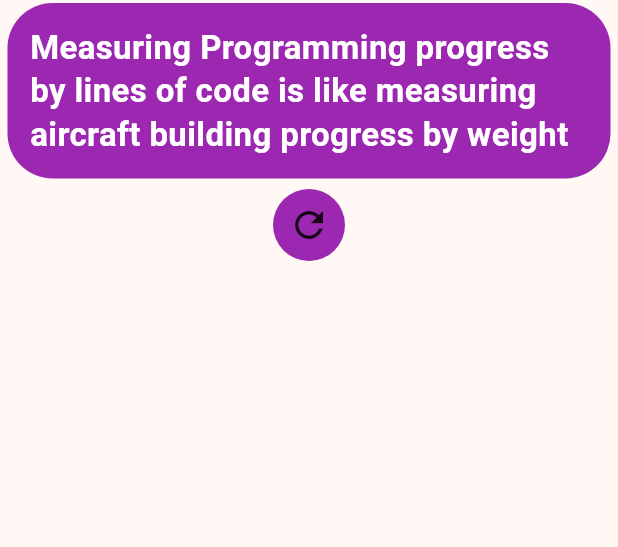
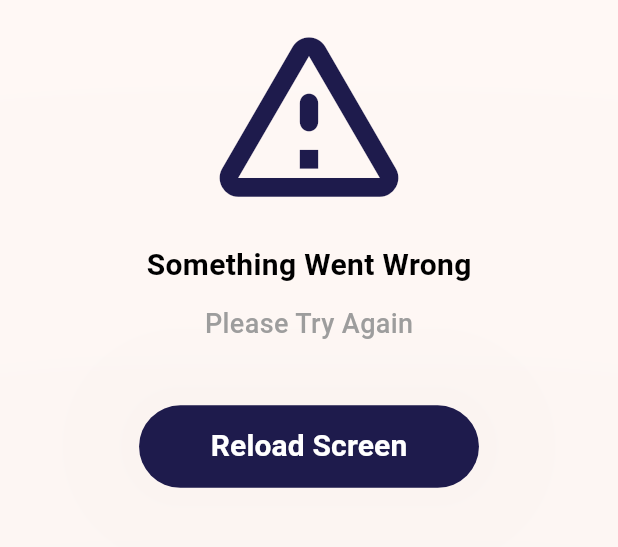
Before and after one commit to AhmedAbdelaziz98/QuoteApp, a Flutter app: the screen it shows after launch, on a phone screen of 412 x 824 dp, the part 114-661 px from its top. Run offline on Flutter 3.47's test engine with Material 2 defaults, Android fonts, the phone set to English and light mode, and no system bars; our stand-ins replace bloc, dartz, equatable, flutter_bloc, internet_connection_checker, shared_preferences.

```diff
--- a/lib/app.dart
+++ b/lib/app.dart
@@ -1,4 +1,6 @@
 import 'package:flutter/material.dart';
+import 'package:flutter_bloc/flutter_bloc.dart';
+import 'package:quote/features/random_quote/presentation/cubit/random_quote_cubit.dart';
 import 'package:quote/features/random_quote/presentation/screens/quote_screen.dart';
 
 import 'config/routers/app_routes.dart';
--- a/lib/core/utils/app_colors.dart
+++ b/lib/core/utils/app_colors.dart
@@ -1,8 +1,6 @@
 import 'package:flutter/material.dart';
 
 class AppColors {
-
-
-  static Color primary = Colors.purple;
+  static Color primary = const Color(0xFF1E1B4C);
   static Color hint = Colors.grey;
 }
--- a/lib/core/utils/app_strings.dart
+++ b/lib/core/utils/app_strings.dart
@@ -1,7 +1,8 @@
 class AppStrings {
-
- static const String appName = 'Quote App';
- static const String noRouteFound =  "No Route Found";
- static const String cachedRandomQuote =  "CACHED_RANDOM_QUOTE";
-
+  static const String appName = 'Quote App';
+  static const String noRouteFound = "No Route Found";
+  static const String cachedRandomQuote = "CACHED_RANDOM_QUOTE";
+  static const String serverFailure = "Server Failure";
+  static const String cacheFailure = "Cache Failure";
+  static const String unExpectedError = "UnExpected Error";
 }
--- /dev/null
+++ b/lib/core/widgets/error_widget.dart
@@ -0,0 +1,58 @@
+import 'package:flutter/material.dart';
+import 'package:quote/core/utils/app_colors.dart';
+import 'package:quote/core/utils/mediaquery_values.dart';
+
+class ErrorWidget extends StatelessWidget {
+  const ErrorWidget({super.key});
+
+  @override
+  Widget build(BuildContext context) {
+    return Column(
+      mainAxisAlignment: MainAxisAlignment.center,
+      crossAxisAlignment: CrossAxisAlignment.center,
+      children: [
+        Icon(
+          Icons.warning_amber_rounded,
+          color: AppColors.primary,
+          size: 150,
+        ),
+        Container(
+          margin: const EdgeInsets.symmetric(vertical: 12),
+          child: const Text(
+            "Something Went Wrong",
+            style: TextStyle(
+                color: Colors.black, fontSize: 20, fontWeight: FontWeight.w700),
+          ),
+        ),
+        Text(
+          'Please Try Again',
+          style: TextStyle(
+              color: AppColors.hint, fontSize: 18, fontWeight: FontWeight.w500),
+        ),
+        SizedBox(
+          height: context.height * 0.05,
+        ),
+        ElevatedButton(
+            onPressed: () {},
+            style: ElevatedButton.styleFrom(
+
+                // alignment: Alignment.center,
+                // animationDuration: const Duration(seconds:1),
+                // padding: const EdgeInsets.all(22),
+                // visualDensity: VisualDensity.adaptivePlatformDensity,
+                //   enableFeedback: true,
+                fixedSize: Size(context.width * 0.55, 55),
+                foregroundColor: Colors.white,
+                backgroundColor: AppColors.primary,
+                elevation: 500,
+                shape: RoundedRectangleBorder(
+                    borderRadius: BorderRadius.circular(50))),
+            child: const Text('Reload Screen',
+                style: TextStyle(
+                  fontWeight: FontWeight.w700,
+                  fontSize: 20,
+                )))
+      ],
+    );
+  }
+}
--- a/lib/features/random_quote/presentation/cubit/random_quote_state.dart
+++ b/lib/features/random_quote/presentation/cubit/random_quote_state.dart
@@ -1,3 +1,4 @@
+// ignore_for_file: public_member_api_docs, sort_constructors_first
 part of 'random_quote_cubit.dart';
 
 abstract class RandomQuoteState extends Equatable {
@@ -8,3 +9,23 @@ abstract class RandomQuoteState extends Equatable {
 }
 
 class RandomQuoteInitial extends RandomQuoteState {}
+
+class RandomQuoteLoading extends RandomQuoteState {}
+
+class RandomQuoteLoaded extends RandomQuoteState {
+  final Quote quote;
+  const RandomQuoteLoaded({
+    required this.quote,
+  });
+
+  @override
+  List<Object> get props => [quote];
+}
+
+class RandomQuoteError extends RandomQuoteState {
+  final String msg;
+
+  const RandomQuoteError({
+    required this.msg,
+  });
+}
--- a/lib/features/random_quote/presentation/screens/quote_screen.dart
+++ b/lib/features/random_quote/presentation/screens/quote_screen.dart
@@ -1,7 +1,6 @@
 import 'package:flutter/material.dart';
 
 import '../widgets/quote_content.dart';
-import '../widgets/refresh_quote.dart';
 
 class QuoteScreen extends StatelessWidget {
   const QuoteScreen({super.key});
@@ -13,7 +12,7 @@ class QuoteScreen extends StatelessWidget {
         children: [
           Center(child: Text('Quote App')),
           QuoteContent(),
-          Refresh(),
+          // Refresh(),
         ],
       ),
     );
--- a/lib/features/random_quote/presentation/widgets/quote_content.dart
+++ b/lib/features/random_quote/presentation/widgets/quote_content.dart
@@ -1,20 +1,47 @@
 import 'package:flutter/material.dart';
-import 'package:quote/core/utils/app_colors.dart';
+import 'package:quote/core/widgets/error_widget.dart' as error;
 
 class QuoteContent extends StatelessWidget {
   const QuoteContent({super.key});
 
   @override
   Widget build(BuildContext context) {
-    return Container(
-      margin: const EdgeInsets.symmetric(vertical: 2, horizontal: 5),
-      padding: const EdgeInsets.all(15),
-      decoration: BoxDecoration(
-          color: AppColors.primary, borderRadius: BorderRadius.circular(30)),
-      child: const Text(
-        "Measuring Programming progress by lines of code is like measuring aircraft building progress by weight",
-        style: TextStyle(fontSize: 22 , color: Colors.white , fontWeight: FontWeight.bold , height: 1.3),
-      ),
-    );
+    // return BlocBuilder<RandomQuoteCubit, RandomQuoteState>(
+    //   builder: (context, state) {
+    //     print(state);
+        // if (state is RandomQuoteLoading) {
+        //   return Center(
+        //     child: SpinKitFadingCircle(
+        //       color: AppColors.primary,
+        //     ),
+        //   );
+        // } else if (state is RandomQuoteLoaded) {
+        //   return Container(
+        //     margin: const EdgeInsets.symmetric(vertical: 2, horizontal: 5),
+        //     padding: const EdgeInsets.all(15),
+        //     decoration: BoxDecoration(
+        //         color: AppColors.primary,
+        //         borderRadius: BorderRadius.circular(30)),
+        //     child: Text(
+        //       state.quote.quote,
+        //       style: const TextStyle(
+        //           fontSize: 22,
+        //           color: Colors.white,
+        //           fontWeight: FontWeight.bold,
+        //           height: 1.3),
+        //     ),
+        //   );
+        // } else
+        // if (state is RandomQuoteError) {
+          return const error.ErrorWidget();
+        // } else {
+        //   return Center(
+        //     child: SpinKitFadingCircle(
+        //       color: AppColors.primary,
+        //     ),
+        //   );
+        // }
+      // },
+    // );
   }
 }
--- a/lib/main.dart
+++ b/lib/main.dart
@@ -1,7 +1,11 @@
 import 'package:flutter/material.dart';
+import 'package:flutter_bloc/flutter_bloc.dart';
 
 import 'app.dart';
+import 'bloc_observer.dart';
 
 void main() {
+
+  Bloc.observer = MyBlocObserver();
   runApp(const QuoteApp());
 }
--- a/pubspec.yaml
+++ b/pubspec.yaml
@@ -41,6 +41,9 @@ dependencies:
   dartz: ^0.10.1
   internet_connection_checker: ^1.0.0+1
   shared_preferences: ^2.2.0
+  flutter_bloc: ^8.1.3
+  flutter_spinkit: ^5.2.0
+  get_it: ^7.6.0
 
 dev_dependencies:
   flutter_test:
```
Also changed, not shown: lib/bloc_observer.dart (added, +52 -0 lines), lib/features/random_quote/presentation/cubit/random_quote_cubit.dart (+30 -1 lines), pubspec.lock.
